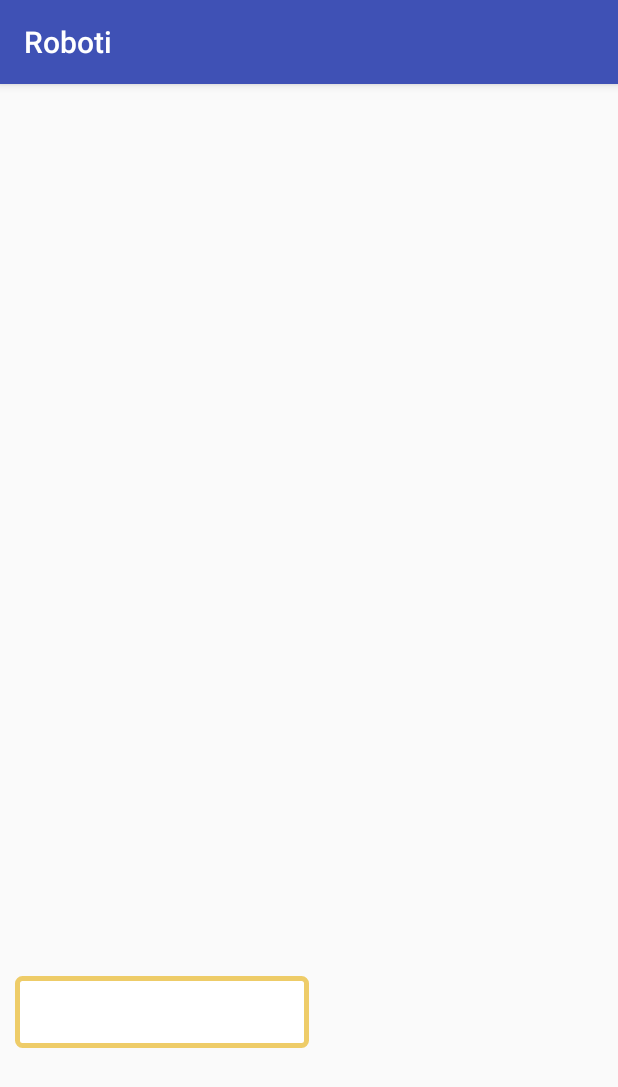
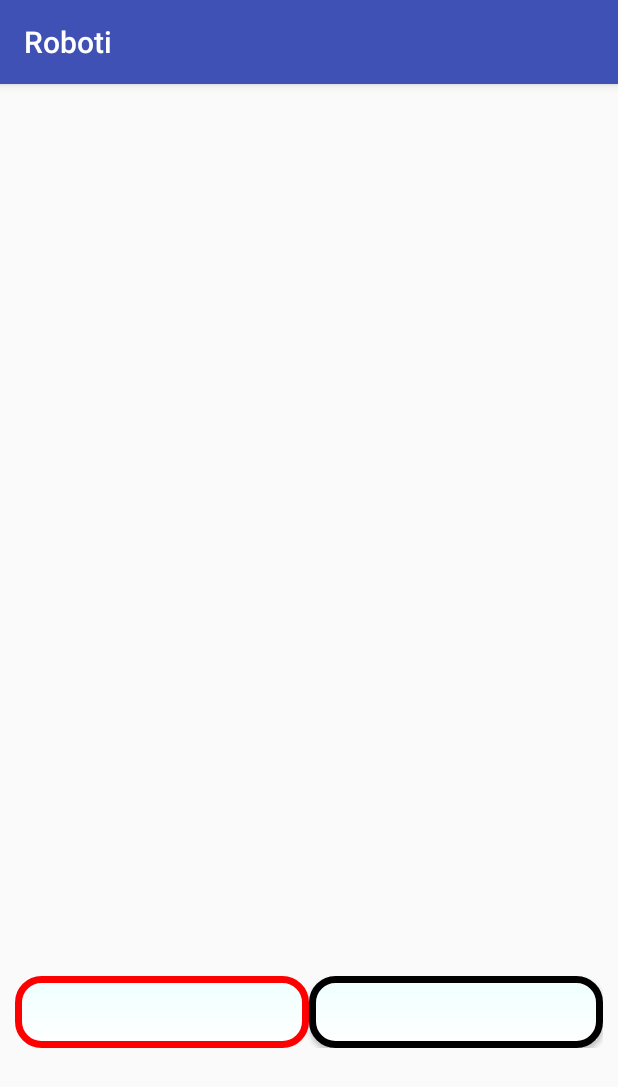
Before and after one commit to mareksabo/umimecesky, an Android app: the TrainingActivity screen opened directly, with no data from a screen before it, after a tap on an icon or button, on a phone screen of 412 x 824 dp. Shown: the top 1087 px of the screen. Run offline under Robolectric (Android 15) with nearby library versions, the phone set to English and light mode, and no system bars; 3 statements that could not run were skipped.

Commit message:
Buttons modified

```diff
--- a/Roboti/app/src/main/java/cz/muni/fi/umimecesky/roboti/activity/TrainingActivity.java
+++ b/Roboti/app/src/main/java/cz/muni/fi/umimecesky/roboti/activity/TrainingActivity.java
@@ -2,9 +2,11 @@ package cz.muni.fi.umimecesky.roboti.activity;
 
 import android.content.SharedPreferences;
 import android.graphics.Color;
+import android.graphics.drawable.GradientDrawable;
 import android.os.Bundle;
 import android.support.v7.app.AppCompatActivity;
 import android.util.Log;
+import android.view.MotionEvent;
 import android.view.View;
 import android.widget.Button;
 import android.widget.TextView;
@@ -60,8 +62,8 @@ public class TrainingActivity extends AppCompatActivity {
         wordText = (TextView) findViewById(R.id.word);
         categoryText = (TextView) findViewById(R.id.category);
         explanationText = (TextView) findViewById(R.id.explanationText);
-        variant1  = (Button) findViewById(R.id.firstButton);
-        variant2  = (Button) findViewById(R.id.secondButton);
+        variant1 = (Button) findViewById(R.id.firstButton);
+        variant2 = (Button) findViewById(R.id.secondButton);
 
         setFirstWord();
 
@@ -78,14 +80,33 @@ public class TrainingActivity extends AppCompatActivity {
             }
         });
 
+        View.OnTouchListener touchListener = new View.OnTouchListener() {
+            @Override
+            public boolean onTouch(View v, MotionEvent event) {
+                switch (event.getAction()) {
+                    case MotionEvent.ACTION_DOWN:
+                        v.setAlpha(.8f);
+                        return false;
+                    case MotionEvent.ACTION_UP:
+                        // RELEASED
+                        v.setAlpha(1);
+                        return false;
+                }
+                return false;
+            }
+        };
+
+        variant1.setOnTouchListener(touchListener);
+        variant2.setOnTouchListener(touchListener);
+
     }
 
     private void evaluateTask(int buttonNumber) {
         final Button button = buttonNumber == 0 ? variant1 : variant2;
 
         if (currentWord.getCorrectVariant() == buttonNumber) {
-            button.setTextColor(DARK_GREEN);
-            button.setEnabled(false);
+            setCorrect(button);
+
             button.postDelayed(new Runnable() {
                 @Override
                 public void run() {
@@ -95,8 +116,7 @@ public class TrainingActivity extends AppCompatActivity {
             }, NEW_WORD_DELAY);
 
         } else {
-            button.setTextColor(Color.RED);
-            button.setEnabled(false);
+            setIncorrect(button);
             showExplanation();
         }
     }
@@ -104,6 +124,24 @@ public class TrainingActivity extends AppCompatActivity {
     private void setButtonsEnabled() {
         variant1.setEnabled(true);
         variant2.setEnabled(true);
+    }
+
+    private static final int STROKE_WIDTH = 7;
+
+    private void setIncorrect(Button button) {
+
+        button.setTextColor(Color.RED);
+
+        GradientDrawable gradientDrawable = (GradientDrawable) button.getBackground();
+        gradientDrawable.setStroke(STROKE_WIDTH, Color.RED);
+        button.setEnabled(false);
+    }
+
+    private void setCorrect(Button button) {
+        button.setTextColor(DARK_GREEN);
+        GradientDrawable gradientDrawable = (GradientDrawable) button.getBackground();
+        gradientDrawable.setStroke(STROKE_WIDTH, DARK_GREEN);
+        button.setEnabled(false);
     }
 
     private void showExplanation() {
@@ -149,6 +187,9 @@ public class TrainingActivity extends AppCompatActivity {
         variant1.setTextColor(DEFAULT_COLOR);
         variant2.setTextColor(DEFAULT_COLOR);
 
+        ((GradientDrawable) variant1.getBackground()).setStroke(4, DEFAULT_COLOR);
+        ((GradientDrawable) variant2.getBackground()).setStroke(4, DEFAULT_COLOR);
+
         setCategoryName();
         setButtonsEnabled();
     }
--- a/Roboti/app/src/main/res/drawable/button.xml
+++ b/Roboti/app/src/main/res/drawable/button.xml
@@ -1,9 +1,12 @@
 <?xml version="1.0" encoding="utf-8"?>
 <shape xmlns:android="http://schemas.android.com/apk/res/android"
     android:shape="rectangle">
+    <item android:state_pressed="true"
+        android:drawable="@android:color/black" /> <!-- pressed -->
+
     <gradient android:startColor="#FFFFFF"
-        android:endColor="#FFFFFF"
-        android:angle="270" />
-    <corners android:radius="3dp" />
-    <stroke android:width="5px" android:color="#eecc68" />
+        android:endColor="#efffff"
+        android:angle="90" />
+    <corners android:radius="15dp" />
+    <stroke android:width="7px" android:color="#000000" />
 </shape>
--- a/Roboti/app/src/main/res/layout/activity_training.xml
+++ b/Roboti/app/src/main/res/layout/activity_training.xml
@@ -60,7 +60,7 @@
                 android:layout_height="wrap_content"
                 android:layout_weight="1"
                 android:textAllCaps="false"
-                android:background="?android:attr/selectableItemBackground"
+                android:background="@drawable/button"
                 android:textSize="@dimen/button_text_size" />
 
         </LinearLayout>
```
